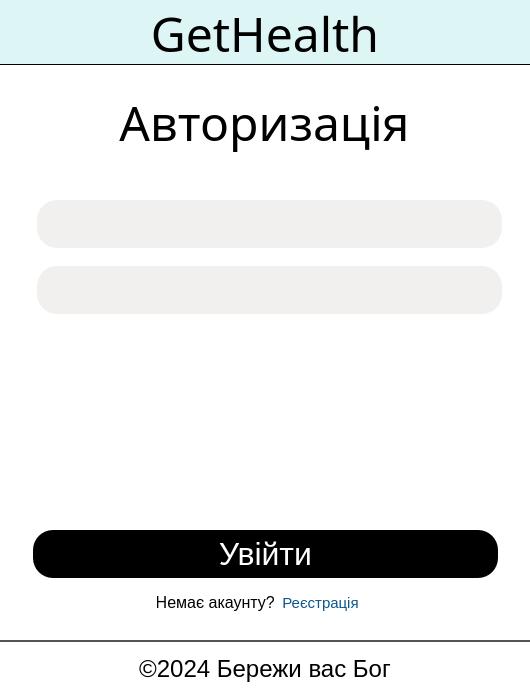
Before: the Qt Designer form mainwindow.ui in sopkodioni/gethealth, drawn with Qt 5.
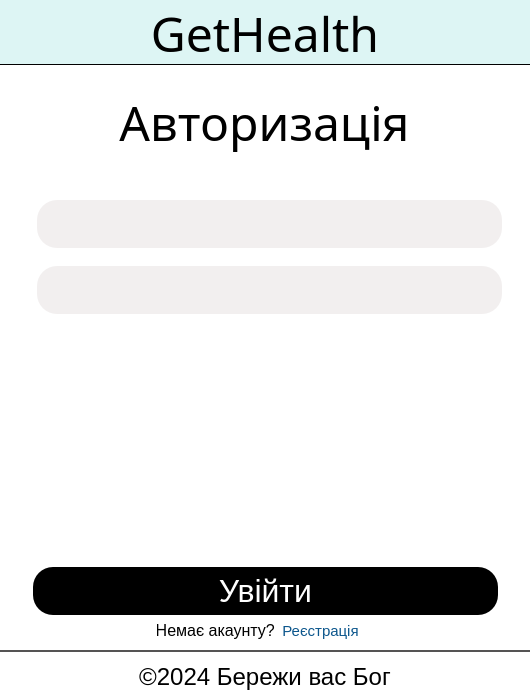
After: the same form once the commit is applied.

The edit to the form file:
```diff
--- a/mainwindow.ui
+++ b/mainwindow.ui
@@ -194,7 +194,7 @@
     <property name="geometry">
      <rect>
       <x>33</x>
-      <y>530</y>
+      <y>567</y>
       <width>465</width>
       <height>48</height>
      </rect>
@@ -233,7 +233,7 @@
     <property name="geometry">
      <rect>
       <x>157</x>
-      <y>592</y>
+      <y>620</y>
       <width>121</width>
       <height>20</height>
      </rect>
@@ -271,9 +271,9 @@
     <property name="geometry">
      <rect>
       <x>0</x>
-      <y>640</y>
+      <y>650</y>
       <width>530</width>
-      <height>56</height>
+      <height>51</height>
      </rect>
     </property>
     <property name="minimumSize">
@@ -309,7 +309,7 @@
     <property name="geometry">
      <rect>
       <x>280</x>
-      <y>592</y>
+      <y>620</y>
       <width>81</width>
       <height>21</height>
      </rect>
```
